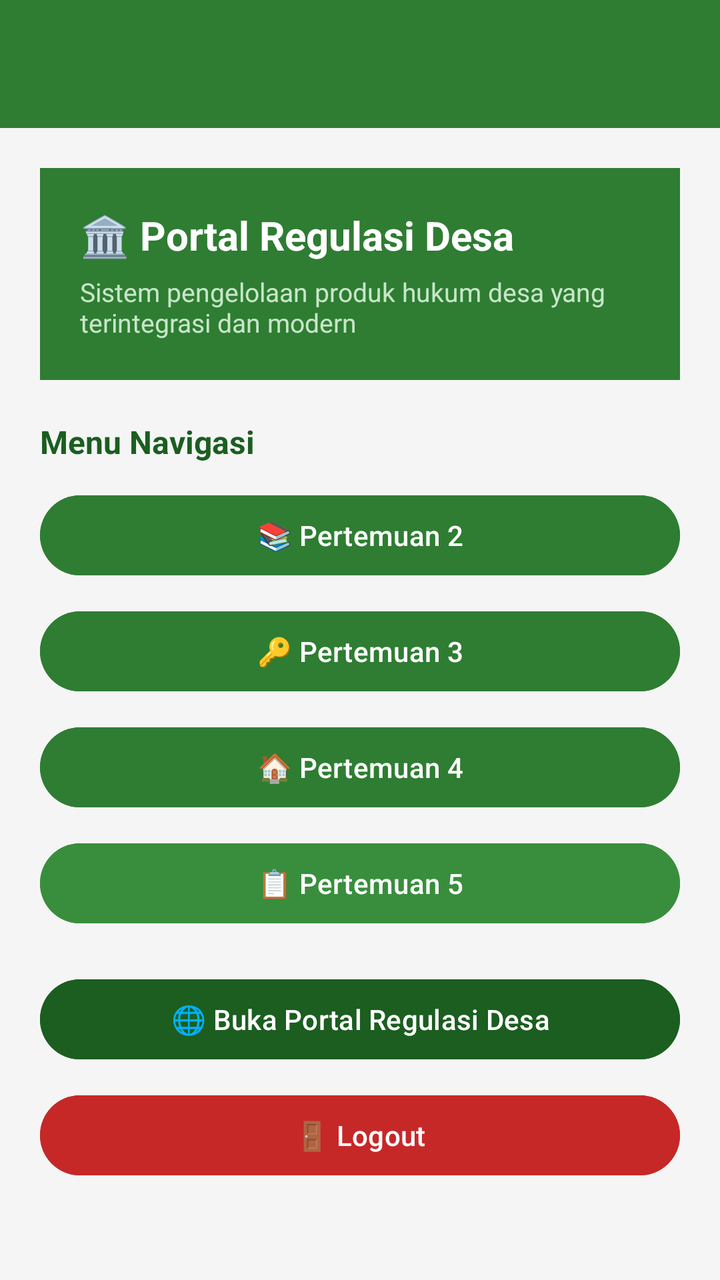
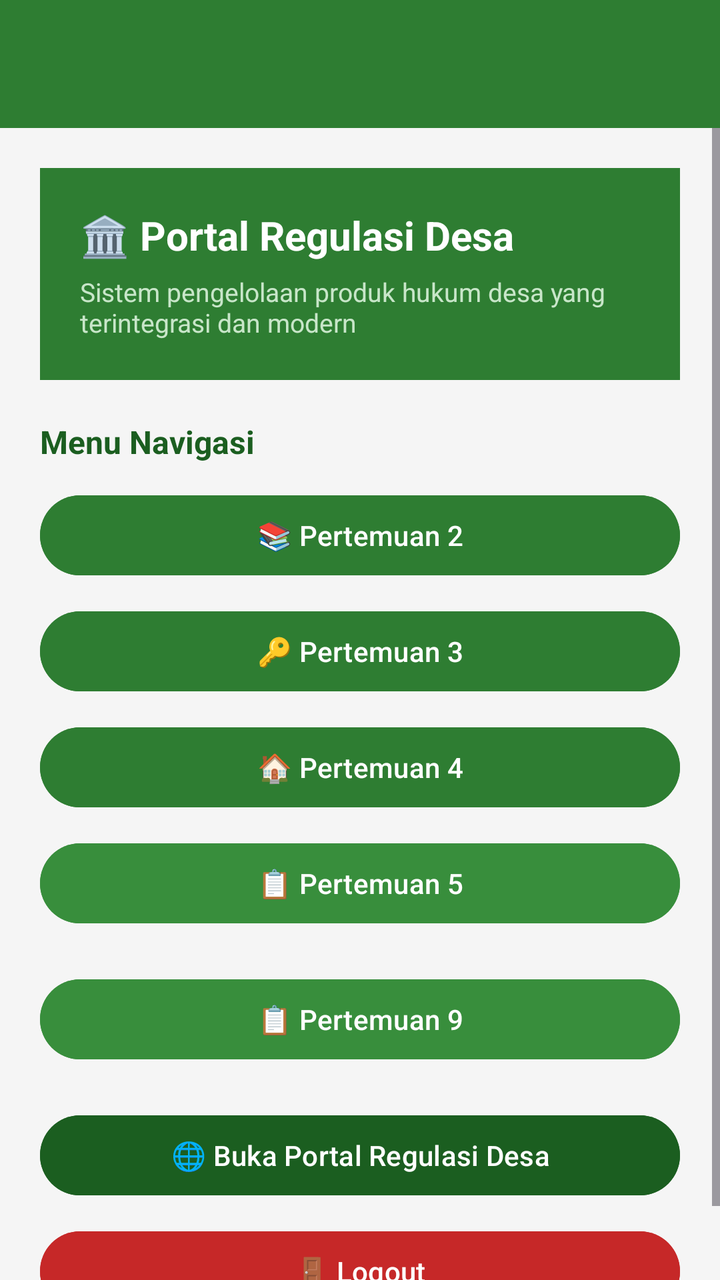

The first picture is an Android layout as it rendered before a commit; the second is the same layout after the commit. The layout source and the unified diff follow.
<!-- AndroidManifest.xml: application theme Theme.Nonaabstrak -->
<!-- res/layout/fragment_home.xml -->
<?xml version="1.0" encoding="utf-8"?>
<androidx.constraintlayout.widget.ConstraintLayout
    xmlns:android="http://schemas.android.com/apk/res/android"
    xmlns:app="http://schemas.android.com/apk/res-auto"
    android:layout_width="match_parent"
    android:layout_height="match_parent"
    android:background="#F5F5F5">

    <androidx.appcompat.widget.Toolbar
        android:id="@+id/toolbar"
        android:layout_width="match_parent"
        android:layout_height="?attr/actionBarSize"
        android:background="#2E7D32"
        android:elevation="4dp"
        app:layout_constraintEnd_toEndOf="parent"
        app:layout_constraintStart_toStartOf="parent"
        app:layout_constraintTop_toTopOf="parent"
        app:titleTextColor="#FFFFFF"
        app:subtitleTextColor="#C8E6C9" />

    <ScrollView
        android:layout_width="match_parent"
        android:layout_height="0dp"
        app:layout_constraintBottom_toBottomOf="parent"
        app:layout_constraintTop_toBottomOf="@+id/toolbar">

        <LinearLayout
            android:layout_width="match_parent"
            android:layout_height="wrap_content"
            android:orientation="vertical"
            android:padding="20dp">

            <LinearLayout
                android:layout_width="match_parent"
                android:layout_height="wrap_content"
                android:background="#2E7D32"
                android:orientation="vertical"
                android:padding="20dp"
                android:layout_marginBottom="20dp">

                <TextView
                    android:layout_width="wrap_content"
                    android:layout_height="wrap_content"
                    android:text="🏛️ Portal Regulasi Desa"
                    android:textColor="#FFFFFF"
                    android:textSize="20sp"
                    android:textStyle="bold" />

                <TextView
                    android:layout_width="wrap_content"
                    android:layout_height="wrap_content"
                    android:text="Sistem pengelolaan produk hukum desa yang terintegrasi dan modern"
                    android:textColor="#C8E6C9"
                    android:textSize="13sp"
                    android:layout_marginTop="6dp" />
            </LinearLayout>

            <TextView
                android:layout_width="wrap_content"
                android:layout_height="wrap_content"
                android:text="Menu Navigasi"
                android:textSize="16sp"
                android:textStyle="bold"
                android:textColor="#1B5E20"
                android:layout_marginBottom="12dp" />

            <Button
                android:id="@+id/btnToSecond"
                android:layout_width="match_parent"
                android:layout_height="wrap_content"
                android:text="📚 Pertemuan 2"
                android:backgroundTint="#2E7D32"
                android:layout_marginBottom="10dp" />

            <Button
                android:id="@+id/btnToThird"
                android:layout_width="match_parent"
                android:layout_height="wrap_content"
                android:text="🔑 Pertemuan 3"
                android:backgroundTint="#2E7D32"
                android:layout_marginBottom="10dp" />

            <Button
                android:id="@+id/btnToFourth"
                android:layout_width="match_parent"
                android:layout_height="wrap_content"
                android:text="🏠 Pertemuan 4"
                android:backgroundTint="#2E7D32"
                android:layout_marginBottom="10dp" />

            <Button
                android:id="@+id/btnToFifth"
                android:layout_width="match_parent"
                android:layout_height="wrap_content"
                android:text="📋 Pertemuan 5"
                android:backgroundTint="#388E3C"
                android:layout_marginBottom="20dp" />

            <Button
                android:id="@+id/btnWebView"
                android:layout_width="match_parent"
                android:layout_height="wrap_content"
                android:text="🌐 Buka Portal Regulasi Desa"
                android:backgroundTint="#1B5E20"
                android:layout_marginBottom="10dp" />

            <Button
                android:id="@+id/btnLogout"
                android:layout_width="match_parent"
                android:layout_height="wrap_content"
                android:text="🚪 Logout"
                android:backgroundTint="#C62828" />

        </LinearLayout>
    </ScrollView>

</androidx.constraintlayout.widget.ConstraintLayout>
<!-- resources referenced by this layout -->
<resources>
  <style name="Theme.Nonaabstrak" parent="Base.Theme.Nonaabstrak" />
  <style name="Base.Theme.Nonaabstrak" parent="Theme.Material3.DayNight.NoActionBar">
          
          
      </style>
</resources>

<!-- the commit's change to res/layout/fragment_home.xml (unified diff, before → after) -->
@@ -5,6 +5,17 @@
     android:layout_width="match_parent"
     android:layout_height="match_parent"
     android:background="#F5F5F5">
+
+
+    
+    <View
+        android:id="@+id/background_header"
+        android:layout_width="0dp"
+        android:layout_height="120dp"
+        android:background="@drawable/bg_header_wave"
+        app:layout_constraintEnd_toEndOf="parent"
+        app:layout_constraintStart_toStartOf="parent"
+        app:layout_constraintTop_toTopOf="parent" />
 
     <androidx.appcompat.widget.Toolbar
         android:id="@+id/toolbar"
@@ -97,6 +108,15 @@
                 android:layout_marginBottom="20dp" />
 
             <Button
+                android:id="@+id/btnToNinth"
+                android:layout_width="match_parent"
+                android:layout_height="wrap_content"
+                android:text="📋 Pertemuan 9"
+                android:backgroundTint="#388E3C"
+                android:layout_marginBottom="20dp" />
+
+
+            <Button
                 android:id="@+id/btnWebView"
                 android:layout_width="match_parent"
                 android:layout_height="wrap_content"
<!-- resource entries referenced after the edit -->
@@ -1,5 +1,23 @@
 <!-- resources referenced by this layout -->
 <resources>
+  <!-- drawable bg_header_wave (drawable) -->
+  <vector xmlns:android="http://schemas.android.com/apk/res/android"
+      android:width="100dp"
+      android:height="100dp"
+      android:viewportWidth="100"
+      android:viewportHeight="100">
+  
+      <path
+          android:fillColor="?attr/colorPrimary"
+          android:pathData="
+              M0,0
+              L100,0
+              L100,40
+              C 75,55
+                25,20
+                0,40
+              Z" />
+  </vector>
   <style name="Theme.Nonaabstrak" parent="Base.Theme.Nonaabstrak" />
   <style name="Base.Theme.Nonaabstrak" parent="Theme.Material3.DayNight.NoActionBar">
           
